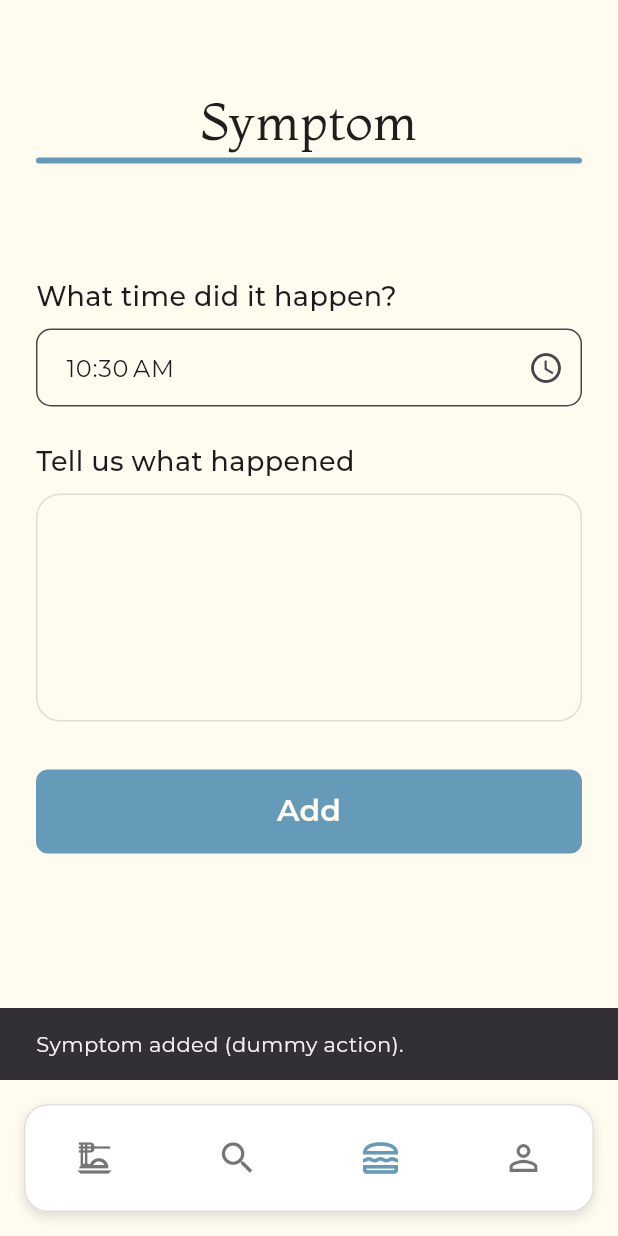
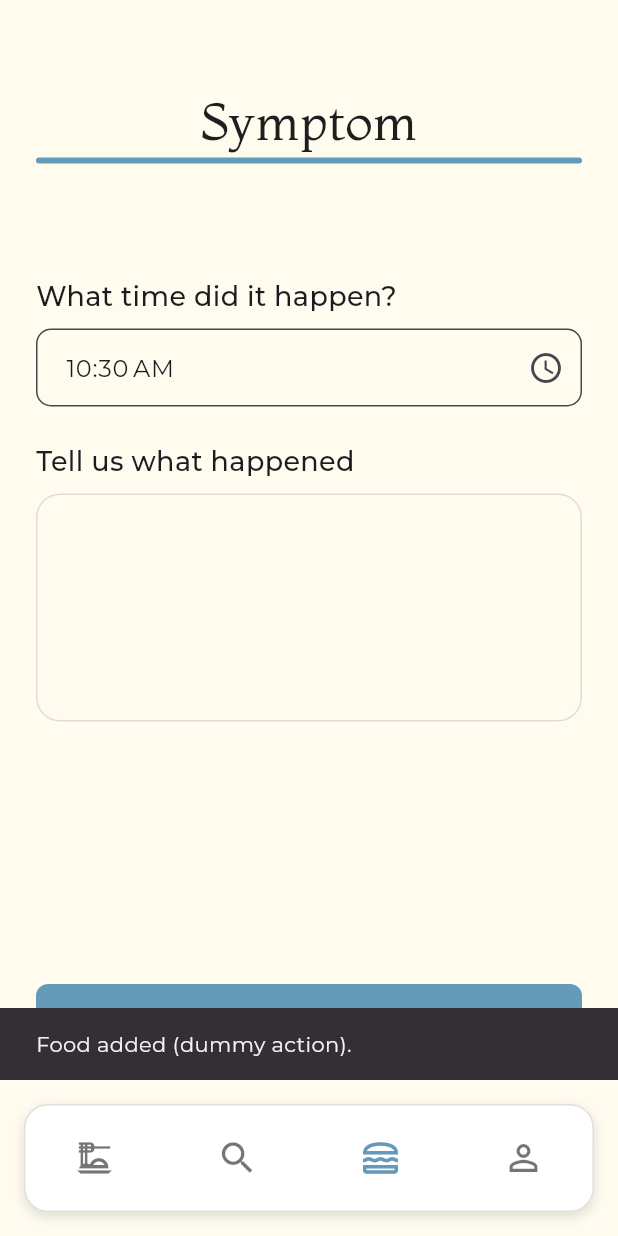
Before and after one commit to ericksgmes/carte_app, a Flutter app: the WidgetTree screen opened directly, item 3 of the bottom bar chosen, after a tap on "Add", on a phone screen of 412 x 824 dp. Run offline on Flutter 3.47's test engine with Material 3 defaults, Android fonts, the phone set to English and light mode, and no system bars; our stand-ins replace speech_to_text; project files that could hold a hidden picture were left out.

Commit message:
feat: implement WidgetButton for consistent button usage across pages

```diff
--- a/lib/views/pages/login_page.dart
+++ b/lib/views/pages/login_page.dart
@@ -101,7 +101,6 @@ class _LoginPageState extends State<LoginPage> {
                           ),
                         ),
                         const SizedBox(height: 24),
-
                         SizedBox(
                           height: 60,
                           child: ElevatedButton(
--- a/lib/views/pages/meal_page.dart
+++ b/lib/views/pages/meal_page.dart
@@ -1,6 +1,6 @@
-import 'package:carte_app/data/constants.dart';
 import 'package:carte_app/data/mocks.dart';
 import 'package:carte_app/views/widgets/widget_allergen_box.dart';
+import 'package:carte_app/views/widgets/widget_button.dart';
 import 'package:carte_app/views/widgets/widget_multiline_text_input.dart';
 import 'package:carte_app/views/widgets/widget_page_title.dart';
 import 'package:flutter/material.dart';
@@ -88,10 +88,10 @@ class _MealPageState extends State<MealPage> {
 
   @override
   Widget build(BuildContext context) {
-    const bg = KColors.baseBg;
-    const primary = KColors.mediumBlue;
-
-    return SingleChildScrollView(
+    return Column(
+      children: [
+        Expanded(
+          child: SingleChildScrollView(
             padding: const EdgeInsets.fromLTRB(24, 32, 24, 0),
             child: Column(
               crossAxisAlignment: CrossAxisAlignment.start,
@@ -110,35 +110,25 @@ class _MealPageState extends State<MealPage> {
                   height: 180,
                 ),
                 const SizedBox(height: 32),
-
-          SizedBox(
-            width: double.infinity,
-            height: 56,
-            child: ElevatedButton(
-              style: ElevatedButton.styleFrom(
-                backgroundColor: primary,
-                shape: RoundedRectangleBorder(
-                  borderRadius: BorderRadius.circular(8),
-                ),
-                elevation: 0,
-              ),
-              onPressed: () {
-                ScaffoldMessenger.of(context).showSnackBar(
-                  const SnackBar(content: Text('Food added (dummy action).')),
-                );
-              },
-              child: const Text(
-                'Add',
-                style: TextStyle(
-                  color: bg,
-                  fontSize: KFont.fontSizeButton,
-                  fontFamily: KFont.fontFamilyButton,
+              ],
             ),
           ),
         ),
+        Padding(
+          padding: const EdgeInsets.only(bottom: 8, left: 24, right: 24),
+          child: SizedBox(
+            width: double.infinity,
+            height: 56,
+            child: WidgetButton(onSubmit: () => onPressed(context)),
+          ),
         ),
       ],
-      ),
     );
   }
 }
+
+void onPressed(BuildContext context) {
+  ScaffoldMessenger.of(
+    context,
+  ).showSnackBar(const SnackBar(content: Text('Food added (dummy action).')));
+}
--- a/lib/views/pages/symptom_page.dart
+++ b/lib/views/pages/symptom_page.dart
@@ -1,8 +1,9 @@
-import 'package:carte_app/data/constants.dart';
 import 'package:carte_app/views/widgets/widget_time_input.dart';
 import 'package:carte_app/views/widgets/widget_multiline_text_input.dart';
 import 'package:carte_app/views/widgets/widget_page_title.dart';
 import 'package:flutter/material.dart';
+
+import '../widgets/widget_button.dart';
 
 class SymptomPage extends StatefulWidget {
   const SymptomPage({super.key});
@@ -23,7 +24,10 @@ class _SymptomPageState extends State<SymptomPage> {
 
   @override
   Widget build(BuildContext context) {
-    return SingleChildScrollView(
+    return Column(
+      children: [
+        Expanded(
+          child: SingleChildScrollView(
             padding: const EdgeInsets.fromLTRB(24, 32, 24, 0),
             child: Column(
               crossAxisAlignment: CrossAxisAlignment.stretch,
@@ -43,38 +47,25 @@ class _SymptomPageState extends State<SymptomPage> {
                   hint: '',
                   isThereVoiceInput: false,
                 ),
-          const SizedBox(height: 32),
-          SizedBox(
-            width: double.infinity,
-            height: 56,
-            child: ElevatedButton(
-              style: ElevatedButton.styleFrom(
-                backgroundColor: KColors.mediumBlue,
-                shape: RoundedRectangleBorder(
-                  borderRadius: BorderRadius.circular(8),
-                ),
-                elevation: 0,
-              ),
-              onPressed: () {
-                ScaffoldMessenger.of(context).showSnackBar(
-                  const SnackBar(
-                    content: Text('Symptom added (dummy action).'),
-                  ),
-                );
-              },
-              child: const Text(
-                'Add',
-                style: TextStyle(
-                  color: KColors.baseBg,
-                  fontSize: KFont.fontSizeButton,
-                  fontFamily: KFont.fontFamilyButton,
+              ],
             ),
           ),
         ),
+        Padding(
+          padding: const EdgeInsets.only(bottom: 8, left: 24, right: 24),
+          child: SizedBox(
+            width: double.infinity,
+            height: 56,
+            child: WidgetButton(onSubmit: () => onPressed(context)),
           ),
-          const SizedBox(height: 40),
+        ),
       ],
-      ),
     );
   }
 }
+
+void onPressed(BuildContext context) {
+  ScaffoldMessenger.of(
+    context,
+  ).showSnackBar(const SnackBar(content: Text('Food added (dummy action).')));
+}
--- /dev/null
+++ b/lib/views/widgets/widget_button.dart
@@ -0,0 +1,35 @@
+import 'package:carte_app/data/constants.dart';
+import 'package:flutter/material.dart';
+
+class WidgetButton extends StatelessWidget {
+  final VoidCallback onSubmit;
+  const WidgetButton({super.key, required this.onSubmit});
+
+  @override
+  Widget build(BuildContext context) {
+    return SizedBox(
+      width: double.infinity,
+      height: 56,
+      child: ElevatedButton(
+        style: ElevatedButton.styleFrom(
+          backgroundColor: KColors.mediumBlue,
+          shape: RoundedRectangleBorder(borderRadius: BorderRadius.circular(8)),
+          elevation: 0,
+        ),
+        onPressed: () {
+          ScaffoldMessenger.of(context).showSnackBar(
+            const SnackBar(content: Text('Food added (dummy action).')),
+          );
+        },
+        child: const Text(
+          'Add',
+          style: TextStyle(
+            color: KColors.baseBg,
+            fontSize: KFont.fontSizeButton,
+            fontFamily: KFont.fontFamilyButton,
+          ),
+        ),
+      ),
+    );
+  }
+}
```
Also changed, not shown: lib/views/pages/food_page.dart (+20 -28 lines). Lines whose indentation alone changed are shown as unchanged.
